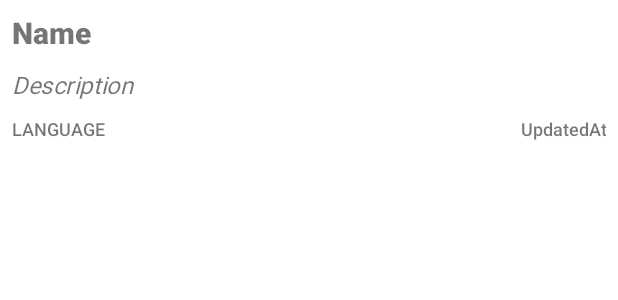
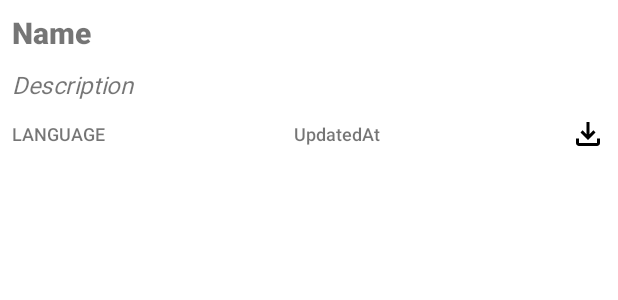
Before and after one commit to SoaresCRF/kotlin-mobile-portfolio, an Android app: the layout adapter_item_projects.xml on its own in the app's theme, with its tools: preview values and no code run, on a phone screen of 412 x 824 dp. Shown: the top 300 px of the screen. Run offline under Robolectric (Android 15) with nearby library versions, the phone set to English and light mode, and no system bars.

Commit message:
feat: add download feature for project ZIP files

```diff
--- a/app/src/main/java/com/dev/soarescrf/soares/domain/model/Repository.kt
+++ b/app/src/main/java/com/dev/soarescrf/soares/domain/model/Repository.kt
@@ -14,6 +14,7 @@ import com.google.gson.annotations.SerializedName
  * @property createdAt data de criação do repositório (formato String ISO)
  * @property pushedAt data do último push no repositório (formato String ISO)
  * @property updatedAt data da última atualização no repositório (formato String ISO)
+ * @property zipUrl link para download do arquivo ZIP contendo a versão mais recente do repositório (gerado a partir do último push)
  */
 data class Repository(
     val id: Long,
@@ -23,7 +24,8 @@ data class Repository(
     @SerializedName("html_url") val htmlUrl: String,
     @SerializedName("created_at") val createdAt: String,
     @SerializedName("pushed_at") val pushedAt: String,
-    @SerializedName("updated_at") val updatedAt: String
+    @SerializedName("updated_at") val updatedAt: String,
+    @SerializedName("zip_url") val zipUrl: String
 ) {
 
     /**
--- /dev/null
+++ b/app/src/main/res/drawable/ic_download.xml
@@ -0,0 +1,12 @@
+<vector xmlns:android="http://schemas.android.com/apk/res/android"
+    android:width="24dp"
+    android:height="24dp"
+    android:tint="#000000"
+    android:viewportWidth="960"
+    android:viewportHeight="960">
+
+    <path
+        android:fillColor="@android:color/white"
+        android:pathData="M480,640L280,440L336,382L440,486L440,160L520,160L520,486L624,382L680,440L480,640ZM240,800Q207,800 183.5,776.5Q160,753 160,720L160,600L240,600L240,720Q240,720 240,720Q240,720 240,720L720,720Q720,720 720,720Q720,720 720,720L720,600L800,600L800,720Q800,753 776.5,776.5Q753,800 720,800L240,800Z" />
+
+</vector>
--- a/app/src/main/res/layout/adapter_item_projects.xml
+++ b/app/src/main/res/layout/adapter_item_projects.xml
@@ -1,5 +1,6 @@
 <?xml version="1.0" encoding="utf-8"?>
 <LinearLayout xmlns:android="http://schemas.android.com/apk/res/android"
+    xmlns:app="http://schemas.android.com/apk/res-auto"
     xmlns:tools="http://schemas.android.com/tools"
     android:layout_width="match_parent"
     android:layout_height="wrap_content"
@@ -37,10 +38,10 @@
         <TextView
             android:id="@+id/textLanguage"
             android:layout_width="wrap_content"
-            android:layout_height="wrap_content"
+            android:layout_height="match_parent"
             android:layout_weight="1"
             android:fontFamily="sans-serif-light"
-            android:textAlignment="viewStart"
+            android:gravity="center|start"
             android:textAllCaps="true"
             android:textSize="12sp"
             android:textStyle="bold"
@@ -49,12 +50,20 @@
         <TextView
             android:id="@+id/textUpdatedAt"
             android:layout_width="wrap_content"
-            android:layout_height="wrap_content"
+            android:layout_height="match_parent"
             android:layout_weight="1"
             android:fontFamily="sans-serif-light"
-            android:textAlignment="viewEnd"
+            android:gravity="center|start"
             android:textSize="12sp"
             android:textStyle="bold"
             tools:text="UpdatedAt" />
+
+        <ImageView
+            android:id="@+id/imageDownload"
+            android:layout_width="wrap_content"
+            android:layout_height="wrap_content"
+            android:layout_weight="0"
+            android:contentDescription="@string/accessibility_download"
+            app:srcCompat="@drawable/ic_download" />
     </LinearLayout>
 </LinearLayout>
```
Also changed, not shown: app/src/main/java/com/dev/soarescrf/soares/ui/projects/ProjectsAdapter.kt (+49 -1 lines), app/src/main/res/values/strings.xml (+81 -68 lines), gradle/libs.versions.toml (+12 -12 lines).
